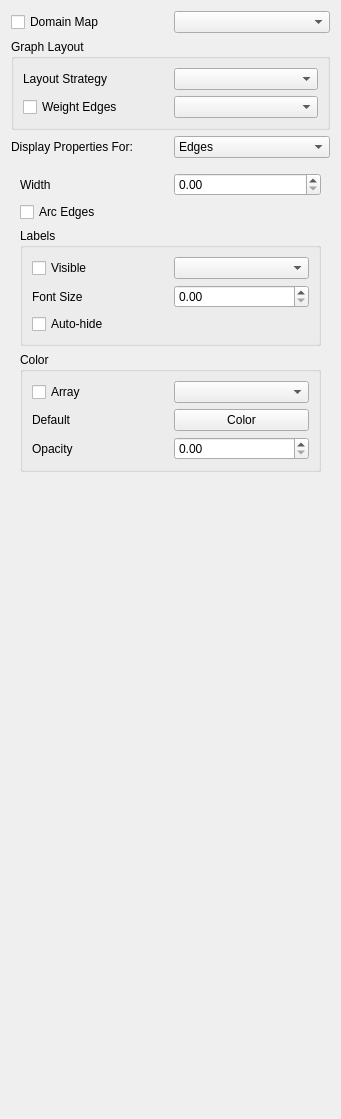
First picture: the form in Plugins/ClientGraphView/ClientGraphDisplay.ui, repository wildmichael/ParaView3-enhancements-old, before the edit.
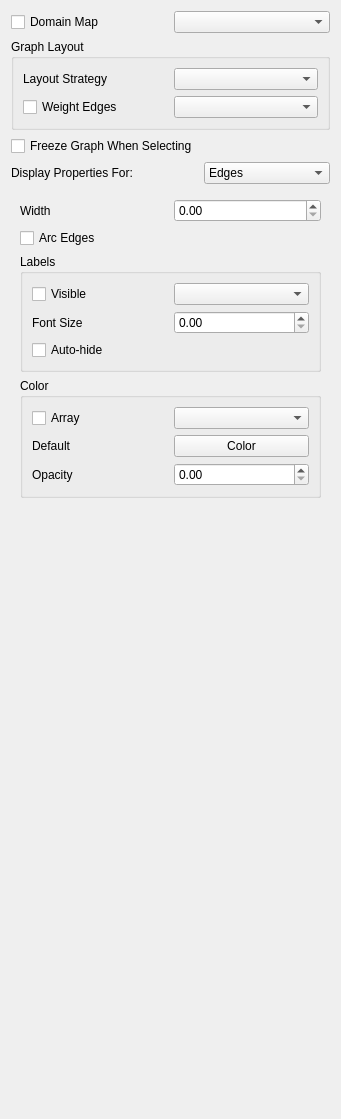
Second picture: the form after the edit. Custom widgets are drawn as their Qt base class.

Commit message: ENH:  Added a "Freeze Graph When Selecting" check box to the ClientGraphView.

Patch:
```diff
--- a/Plugins/ClientGraphView/ClientGraphDisplay.ui
+++ b/Plugins/ClientGraphView/ClientGraphDisplay.ui
@@ -57,14 +57,14 @@
      </layout>
     </widget>
    </item>
-   <item row="2" column="0">
+   <item row="3" column="0">
     <widget class="QLabel" name="label_19">
      <property name="text">
       <string>Display Properties For:</string>
      </property>
     </widget>
    </item>
-   <item row="2" column="1">
+   <item row="3" column="1">
     <widget class="QComboBox" name="displayFor">
      <item>
       <property name="text">
@@ -78,7 +78,7 @@
      </item>
     </widget>
    </item>
-   <item row="3" column="0" colspan="2">
+   <item row="4" column="0" colspan="2">
     <widget class="QStackedWidget" name="stackedWidget">
      <property name="currentIndex">
       <number>0</number>
@@ -410,6 +410,13 @@
      </property>
     </spacer>
    </item>
+   <item row="2" column="0">
+    <widget class="QCheckBox" name="freezeGraph">
+     <property name="text">
+      <string>Freeze Graph When Selecting</string>
+     </property>
+    </widget>
+   </item>
   </layout>
  </widget>
  <customwidgets>
```
Left out of the diff: 2 changed lines with no effect on the pictures.
